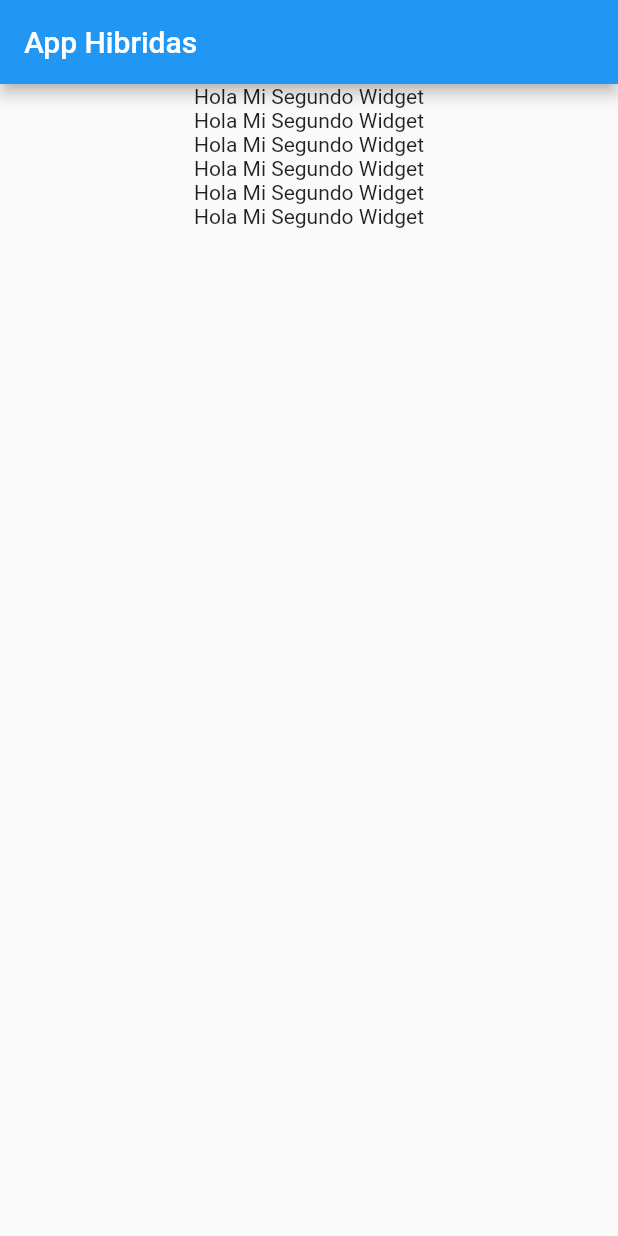
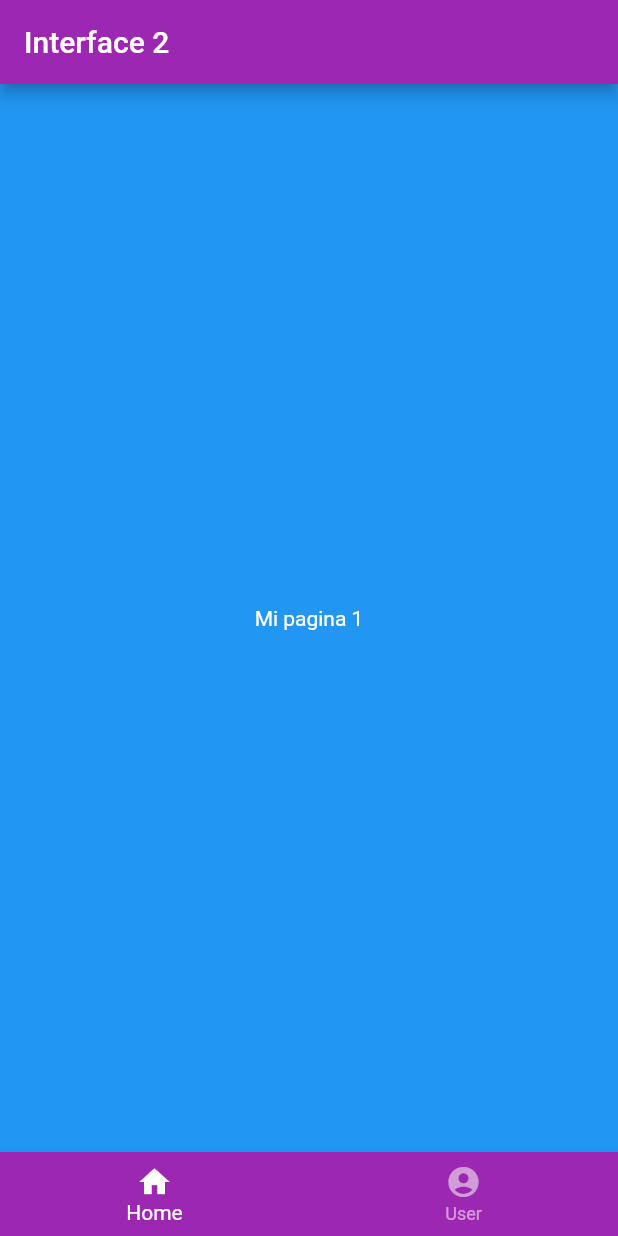
Before and after one commit to arturobl00/AppHibridas22, a Flutter app: the screen it shows after launch, on a phone screen of 412 x 824 dp. Run offline on Flutter 3.47's test engine with Material 2 defaults, Android fonts, the phone set to English and light mode, and no system bars.

Commit message:
Sesion 2

```diff
--- a/app1/intro/lib/main.dart
+++ b/app1/intro/lib/main.dart
@@ -1,4 +1,5 @@
 import 'package:flutter/material.dart';
+import 'package:intro/screens/home_screen.dart';
 
 void main() {
   runApp(const MyApp());
@@ -6,41 +7,23 @@ void main() {
 
 class MyApp extends StatelessWidget {
   const MyApp({Key? key}) : super(key: key);
-
-  // This widget is the root of your application.
   @override
   Widget build(BuildContext context) {
     return MaterialApp(
       title: 'Flutter Demo',
       theme: ThemeData(
-        // This is the theme of your application.
-        //
-        // Try running your application with "flutter run". You'll see the
-        // application has a blue toolbar. Then, without quitting the app, try
-        // changing the primarySwatch below to Colors.green and then invoke
-        // "hot reload" (press "r" in the console where you ran "flutter run",
-        // or simply save your changes to "hot reload" in a Flutter IDE).
-        // Notice that the counter didn't reset back to zero; the application
-        // is not restarted.
-        primarySwatch: Colors.green,
+        primarySwatch: Colors.purple,
       ),
-      home: const Ejemplo2(),
+      //home: const MyHomePage(title: "My HomePage",),
+      //home: const Ejemplo(),
+      //home: const Ejemplo2(),
+      home: const HomeScreen(),
     );
   }
 }
 
 class MyHomePage extends StatefulWidget {
   const MyHomePage({Key? key, required this.title}) : super(key: key);
-
-  // This widget is the home page of your application. It is stateful, meaning
-  // that it has a State object (defined below) that contains fields that affect
-  // how it looks.
-
-  // This class is the configuration for the state. It holds the values (in this
-  // case the title) provided by the parent (in this case the App widget) and
-  // used by the build method of the State. Fields in a Widget subclass are
-  // always marked "final".
-
   final String title;
 
   @override
@@ -52,47 +35,18 @@ class _MyHomePageState extends State<MyHomePage> {
 
   void _incrementCounter() {
     setState(() {
-      // This call to setState tells the Flutter framework that something has
-      // changed in this State, which causes it to rerun the build method below
-      // so that the display can reflect the updated values. If we changed
-      // _counter without calling setState(), then the build method would not be
-      // called again, and so nothing would appear to happen.
       _counter++;
     });
   }
 
   @override
   Widget build(BuildContext context) {
-    // This method is rerun every time setState is called, for instance as done
-    // by the _incrementCounter method above.
-    //
-    // The Flutter framework has been optimized to make rerunning build methods
-    // fast, so that you can just rebuild anything that needs updating rather
-    // than having to individually change instances of widgets.
     return Scaffold(
       appBar: AppBar(
-        // Here we take the value from the MyHomePage object that was created by
-        // the App.build method, and use it to set our appbar title.
         title: Text(widget.title),
       ),
       body: Center(
-        // Center is a layout widget. It takes a single child and positions it
-        // in the middle of the parent.
         child: Column(
-          // Column is also a layout widget. It takes a list of children and
-          // arranges them vertically. By default, it sizes itself to fit its
-          // children horizontally, and tries to be as tall as its parent.
-          //
-          // Invoke "debug painting" (press "p" in the console, choose the
-          // "Toggle Debug Paint" action from the Flutter Inspector in Android
-          // Studio, or the "Toggle Debug Paint" command in Visual Studio Code)
-          // to see the wireframe for each widget.
-          //
-          // Column has various properties to control how it sizes itself and
-          // how it positions its children. Here we use mainAxisAlignment to
-          // center the children vertically; the main axis here is the vertical
-          // axis because Columns are vertical (the cross axis would be
-          // horizontal).
           mainAxisAlignment: MainAxisAlignment.center,
           children: <Widget>[
             const Text(
@@ -110,7 +64,7 @@ class _MyHomePageState extends State<MyHomePage> {
         onPressed: _incrementCounter,
         tooltip: 'Increment',
         child: const Icon(Icons.add),
-      ), // This trailing comma makes auto-formatting nicer for build methods.
+      ),
     );
   }
 }
--- /dev/null
+++ b/app1/intro/lib/screens/home_screen.dart
@@ -0,0 +1,41 @@
+import 'package:flutter/material.dart';
+
+class HomeScreen extends StatelessWidget {
+  const HomeScreen({Key? key}) : super(key: key);
+
+  @override
+  Widget build(BuildContext context) {
+    return Scaffold(
+      appBar: AppBar(
+        title: const Text("Interface 2"),
+      ),
+      body: const Page1(),
+      bottomNavigationBar: BottomNavigationBar(
+        backgroundColor: Colors.purple,
+        selectedItemColor: Colors.white,
+        unselectedItemColor: Colors.white54,
+        items: const [
+          BottomNavigationBarItem(icon: Icon(Icons.home), label: "Home"),
+          BottomNavigationBarItem(
+              icon: Icon(Icons.account_circle), label: "User")
+        ],
+      ),
+    );
+  }
+}
+
+class Page1 extends StatelessWidget {
+  const Page1({Key? key}) : super(key: key);
+
+  @override
+  Widget build(BuildContext context) {
+    return Container(
+      color: Colors.blue,
+      child: const Center(
+          child: Text(
+        "Mi pagina 1",
+        style: TextStyle(color: Colors.white),
+      )),
+    );
+  }
+}
```
